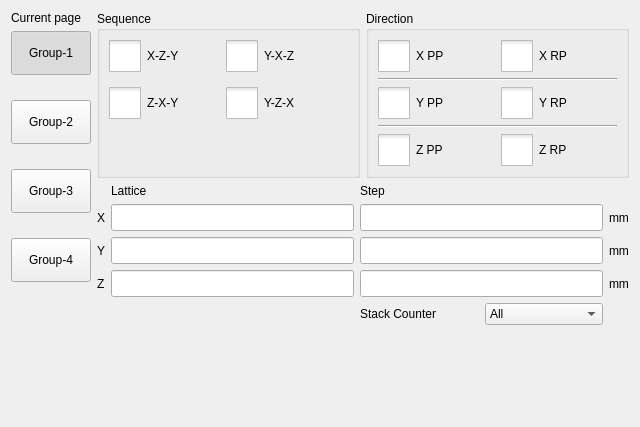
Old version of the form hcsettings/ichcstackedsettingsframe_5.ui in the repository dongdong-2009/3-5AxisRobot.
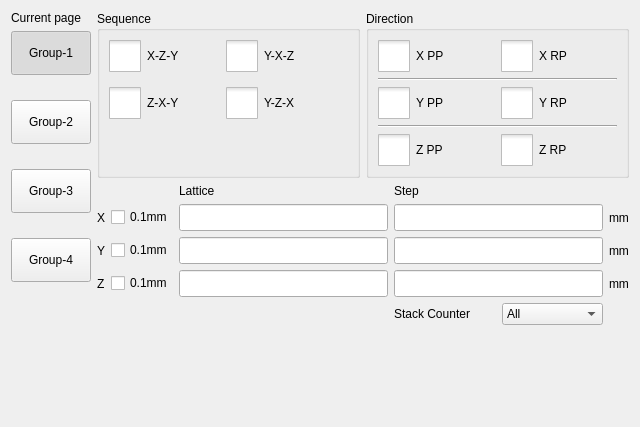
New version of the form. Icons and pictures are not drawn. Custom widgets are drawn as their Qt base class.

What changed in the file:
```diff
--- a/hcsettings/ichcstackedsettingsframe_5.ui
+++ b/hcsettings/ichcstackedsettingsframe_5.ui
@@ -649,95 +649,14 @@
      </item>
      <item>
       <layout class="QGridLayout" name="gridLayout">
-       <item row="0" column="1">
-        <widget class="QLabel" name="label_2">
-         <property name="text">
-          <string>Lattice</string>
-         </property>
-        </widget>
-       </item>
-       <item row="0" column="2">
-        <widget class="QLabel" name="label_3">
-         <property name="text">
-          <string>Step</string>
-         </property>
-        </widget>
-       </item>
-       <item row="2" column="2">
-        <widget class="ICLineEditWithVirtualNumericKeypad" name="yRPStepLineEdit">
-         <property name="minimumSize">
-          <size>
-           <width>0</width>
-           <height>27</height>
-          </size>
-         </property>
-        </widget>
-       </item>
-       <item row="1" column="1">
-        <widget class="ICLineEditWithVirtualNumericKeypad" name="xRPLatticeLineEdit">
-         <property name="minimumSize">
-          <size>
-           <width>0</width>
-           <height>27</height>
-          </size>
-         </property>
-        </widget>
-       </item>
-       <item row="1" column="2">
-        <widget class="ICLineEditWithVirtualNumericKeypad" name="xRPStepLineEdit">
-         <property name="minimumSize">
-          <size>
-           <width>0</width>
-           <height>27</height>
-          </size>
-         </property>
-        </widget>
-       </item>
-       <item row="2" column="1">
-        <widget class="ICLineEditWithVirtualNumericKeypad" name="yRPLatticeLineEdit">
-         <property name="minimumSize">
-          <size>
-           <width>0</width>
-           <height>27</height>
-          </size>
-         </property>
-        </widget>
-       </item>
-       <item row="3" column="1">
-        <widget class="ICLineEditWithVirtualNumericKeypad" name="zRPLatticeLineEdit">
-         <property name="minimumSize">
-          <size>
-           <width>0</width>
-           <height>27</height>
-          </size>
-         </property>
-        </widget>
-       </item>
-       <item row="3" column="2">
-        <widget class="ICLineEditWithVirtualNumericKeypad" name="zRPStepLineEdit">
-         <property name="minimumSize">
-          <size>
-           <width>0</width>
-           <height>27</height>
-          </size>
-         </property>
-        </widget>
-       </item>
-       <item row="1" column="3">
-        <widget class="QLabel" name="label">
-         <property name="text">
-          <string>mm</string>
-         </property>
-        </widget>
-       </item>
-       <item row="2" column="3">
+       <item row="2" column="4">
         <widget class="QLabel" name="label_4">
          <property name="text">
           <string>mm</string>
          </property>
         </widget>
        </item>
-       <item row="3" column="3">
+       <item row="3" column="4">
         <widget class="QLabel" name="label_5">
          <property name="text">
           <string>mm</string>
@@ -758,14 +677,7 @@
          </property>
         </widget>
        </item>
-       <item row="3" column="0">
-        <widget class="QLabel" name="label_8">
-         <property name="text">
-          <string>Z</string>
-         </property>
-        </widget>
-       </item>
-       <item row="4" column="2">
+       <item row="4" column="3">
         <layout class="QHBoxLayout" name="horizontalLayout_2">
          <item>
           <widget class="QLabel" name="label_9">
@@ -810,6 +722,115 @@
          </item>
         </layout>
        </item>
+       <item row="0" column="2">
+        <widget class="QLabel" name="label_2">
+         <property name="text">
+          <string>Lattice</string>
+         </property>
+        </widget>
+       </item>
+       <item row="0" column="3">
+        <widget class="QLabel" name="label_3">
+         <property name="text">
+          <string>Step</string>
+         </property>
+        </widget>
+       </item>
+       <item row="2" column="3">
+        <widget class="ICLineEditWithVirtualNumericKeypad" name="yRPStepLineEdit">
+         <property name="minimumSize">
+          <size>
+           <width>0</width>
+           <height>27</height>
+          </size>
+         </property>
+        </widget>
+       </item>
+       <item row="1" column="2">
+        <widget class="ICLineEditWithVirtualNumericKeypad" name="xRPLatticeLineEdit">
+         <property name="minimumSize">
+          <size>
+           <width>0</width>
+           <height>27</height>
+          </size>
+         </property>
+        </widget>
+       </item>
+       <item row="1" column="3">
+        <widget class="ICLineEditWithVirtualNumericKeypad" name="xRPStepLineEdit">
+         <property name="minimumSize">
+          <size>
+           <width>0</width>
+           <height>27</height>
+          </size>
+         </property>
+        </widget>
+       </item>
+       <item row="2" column="2">
+        <widget class="ICLineEditWithVirtualNumericKeypad" name="yRPLatticeLineEdit">
+         <property name="minimumSize">
+          <size>
+           <width>0</width>
+           <height>27</height>
+          </size>
+         </property>
+        </widget>
+       </item>
+       <item row="3" column="2">
+        <widget class="ICLineEditWithVirtualNumericKeypad" name="zRPLatticeLineEdit">
+         <property name="minimumSize">
+          <size>
+           <width>0</width>
+           <height>27</height>
+          </size>
+         </property>
+        </widget>
+       </item>
+       <item row="3" column="3">
+        <widget class="ICLineEditWithVirtualNumericKeypad" name="zRPStepLineEdit">
+         <property name="minimumSize">
+          <size>
+           <width>0</width>
+           <height>27</height>
+          </size>
+         </property>
+        </widget>
+       </item>
+       <item row="1" column="4">
+        <widget class="QLabel" name="label">
+         <property name="text">
+          <string>mm</string>
+         </property>
+        </widget>
+       </item>
+       <item row="3" column="0">
+        <widget class="QLabel" name="label_8">
+         <property name="text">
+          <string>Z</string>
+         </property>
+        </widget>
+       </item>
+       <item row="1" column="1">
+        <widget class="QCheckBox" name="xUnit">
+         <property name="text">
+          <string>0.1mm</string>
+         </property>
+        </widget>
+       </item>
+       <item row="2" column="1">
+        <widget class="QCheckBox" name="yUnit">
+         <property name="text">
+          <string>0.1mm</string>
+         </property>
+        </widget>
+       </item>
+       <item row="3" column="1">
+        <widget class="QCheckBox" name="zUnit">
+         <property name="text">
+          <string>0.1mm</string>
+         </property>
+        </widget>
+       </item>
       </layout>
      </item>
      <item>
```
Left out of the diff: 2 changed lines with no effect on the pictures.
